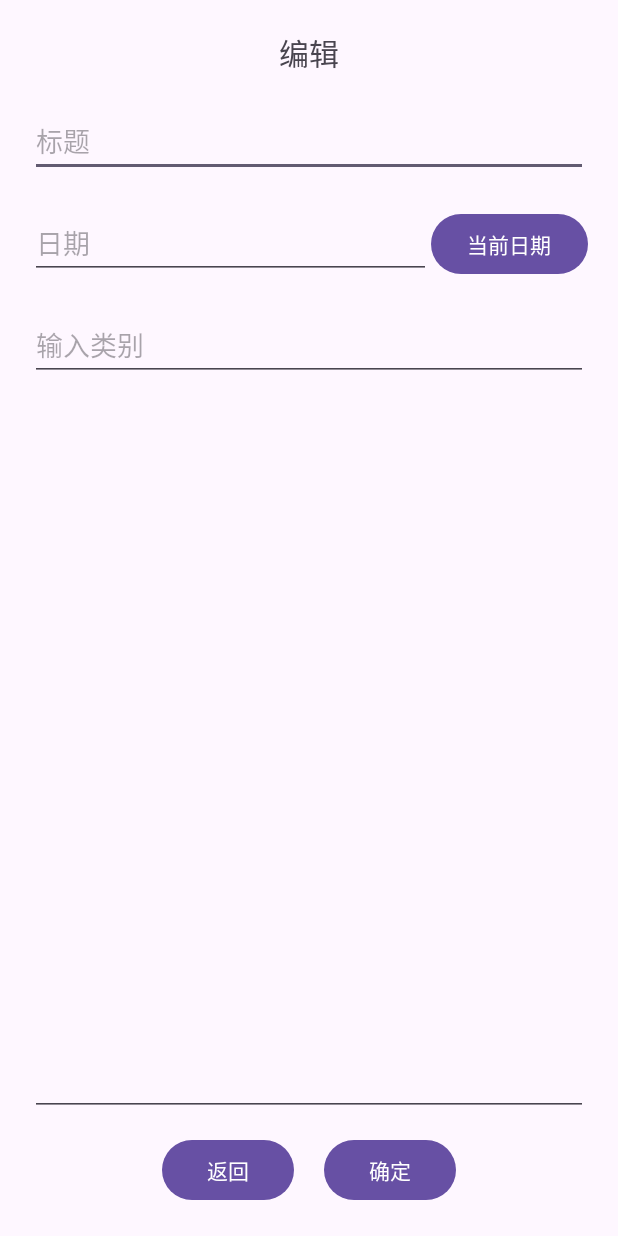
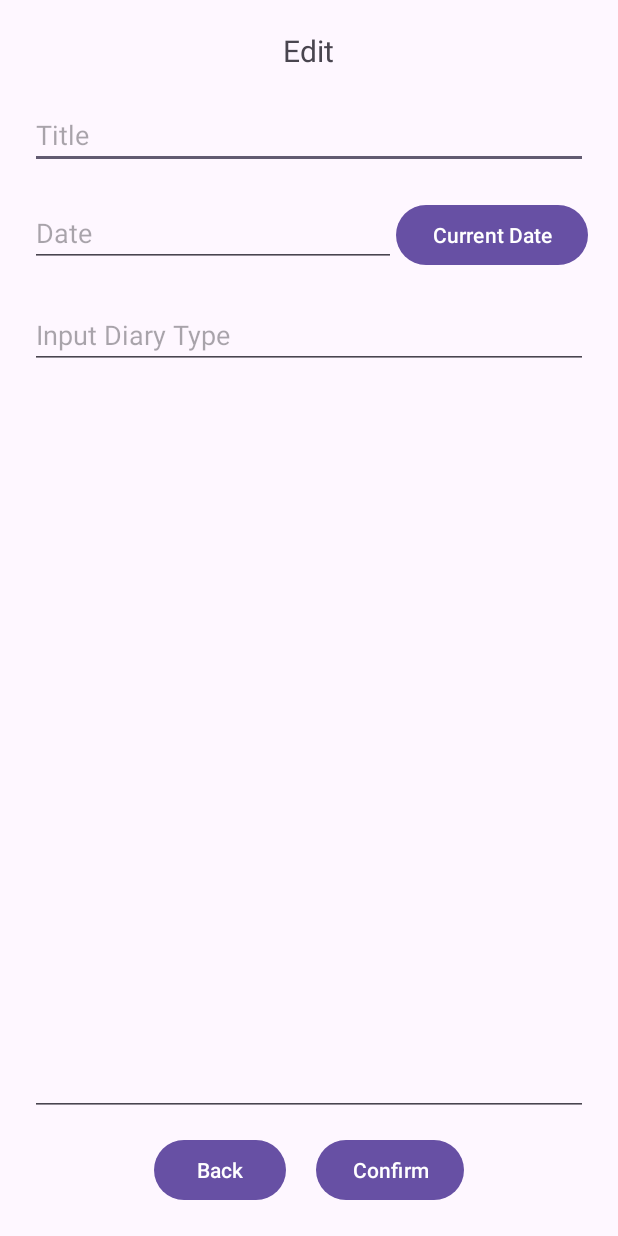
Before and after one commit to jiawei0825/Diary-Master, an Android app: the EditPage screen opened directly, with no data from a screen before it, on a phone screen of 412 x 824 dp. Run offline under Robolectric (Android 15) with nearby library versions, the phone set to English and light mode, and no system bars.

Commit message:
修改页面信息、添加页面转换逻辑、更改页面布局

```diff
--- a/app/src/main/java/com/example/android_diary_application/adapter/ItemAdapter.java
+++ b/app/src/main/java/com/example/android_diary_application/adapter/ItemAdapter.java
@@ -39,13 +39,14 @@ public class ItemAdapter extends RecyclerView.Adapter<ItemAdapter.ItemViewHolder
 
     public void addItem(String item) {
         items.add(item);
-        notifyDataSetChanged();
+        notifyItemInserted(items.size() - 1);  // 使用 notifyItemInserted 提高效率
     }
 
     public void removeItem(int position) {
         if (position >= 0 && position < items.size()) {
             items.remove(position);
-            notifyDataSetChanged();
+            notifyItemRemoved(position);  // 使用 notifyItemRemoved 提高效率
+            notifyItemRangeChanged(position, items.size() - position);  // 更新剩余项目的位置
         }
     }
 
--- a/app/src/main/java/com/example/android_diary_application/ui/EditPage.java
+++ b/app/src/main/java/com/example/android_diary_application/ui/EditPage.java
@@ -1,10 +1,10 @@
 package com.example.android_diary_application.ui;
 
+import android.content.Intent;
 import android.os.Bundle;
 import android.view.View;
 import android.widget.Button;
 import android.widget.EditText;
-
 
 import androidx.activity.EdgeToEdge;
 import androidx.appcompat.app.AppCompatActivity;
@@ -17,7 +17,9 @@ import java.util.Locale;
 
 public class EditPage extends AppCompatActivity {
 
+    private EditText titleInput;
     private EditText dateInput;
+    private EditText contentInput;
 
     @Override
     protected void onCreate(Bundle savedInstanceState) {
@@ -25,17 +27,28 @@ public class EditPage extends AppCompatActivity {
         EdgeToEdge.enable(this);
         setContentView(R.layout.edit_page);
 
+        titleInput = findViewById(R.id.title_input);
         dateInput = findViewById(R.id.date_input);
+        contentInput = findViewById(R.id.content_input);
 
         Button addCurrentDateButton = findViewById(R.id.add_current_date_button);
-        addCurrentDateButton.setOnClickListener(new View.OnClickListener() {
-            @Override
-            public void onClick(View v) {
-                SimpleDateFormat sdf = new SimpleDateFormat("yyyy-MM-dd", Locale.getDefault());
-                dateInput.setText(sdf.format(new Date()));
-            }
+        addCurrentDateButton.setOnClickListener(v -> {
+            SimpleDateFormat sdf = new SimpleDateFormat("yyyy/MM/dd", Locale.getDefault());
+            dateInput.setText(sdf.format(new Date()));
         });
+
+        Button confirmButton = findViewById(R.id.confirm_button);
+        confirmButton.setOnClickListener(v -> {
+            String titleText = titleInput.getText().toString();
+            String dateText = dateInput.getText().toString();
+            String inputText = contentInput.getText().toString();
+            Intent resultIntent = new Intent();
+            resultIntent.putExtra("item_text", "Title:" +  titleText + "\n" + "Date:" + "\n" + dateText );
+            setResult(RESULT_OK, resultIntent);
+            finish();
+        });
+
+        Button backButton = findViewById(R.id.back_button);
+        backButton.setOnClickListener(v -> finish());
     }
-
-
 }
--- a/app/src/main/res/layout/edit_page.xml
+++ b/app/src/main/res/layout/edit_page.xml
@@ -10,7 +10,7 @@
         android:id="@+id/edit_text"
         android:layout_width="wrap_content"
         android:layout_height="wrap_content"
-        android:text="编辑"
+        android:text="Edit"
         android:textSize="20sp"
         android:layout_centerHorizontal="true"
         android:layout_marginTop="20dp" />
@@ -20,7 +20,7 @@
         android:id="@+id/title_input"
         android:layout_width="match_parent"
         android:layout_height="wrap_content"
-        android:hint="标题"
+        android:hint="Title"
         android:layout_below="@id/edit_text"
         android:layout_marginTop="20dp"
         android:layout_marginLeft="20dp"
@@ -42,14 +42,14 @@
             android:layout_width="0dp"
             android:layout_height="wrap_content"
             android:layout_weight="1"
-            android:hint="日期"
+            android:hint="Date"
             android:inputType="date" />
 
         <Button
             android:id="@+id/add_current_date_button"
             android:layout_width="wrap_content"
             android:layout_height="wrap_content"
-            android:text="当前日期" />
+            android:text="Current Date" />
     </LinearLayout>
 
     <!-- 标签和输入框的容器 -->
@@ -74,7 +74,7 @@
             android:id="@+id/category_input"
             android:layout_width="match_parent"
             android:layout_height="wrap_content"
-            android:hint="输入类别"
+            android:hint="Input Diary Type"
             android:inputType="text"
             android:layout_marginBottom="20dp" />
     </LinearLayout>
@@ -109,13 +109,13 @@
             android:id="@+id/back_button"
             android:layout_width="wrap_content"
             android:layout_height="wrap_content"
-            android:text="返回" />
+            android:text="Back" />
 
         <Button
             android:id="@+id/confirm_button"
             android:layout_width="wrap_content"
             android:layout_height="wrap_content"
-            android:text="确定"
+            android:text="Confirm"
             android:layout_marginLeft="20dp" />
     </LinearLayout>
 
--- a/app/src/main/res/layout/main_page.xml
+++ b/app/src/main/res/layout/main_page.xml
@@ -73,7 +73,8 @@
                 android:id="@+id/remove_button"
                 android:layout_width="wrap_content"
                 android:layout_height="wrap_content"
-                android:text="Remove Item" />
+                android:text="Remove Item"
+            />
 
         </LinearLayout>
 
```
Also changed, not shown: app/src/main/java/com/example/android_diary_application/ui/MainActivity.java (+36 -117 lines), app/src/main/res/layout/home_page.xml (+11 -11 lines), app/src/main/res/layout/login_page.xml (+6 -6 lines), app/src/main/res/layout/register_page.xml (+7 -7 lines).
